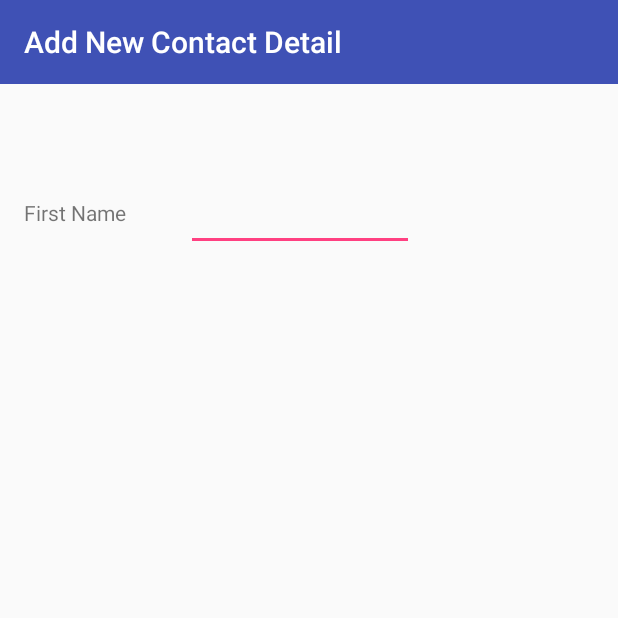
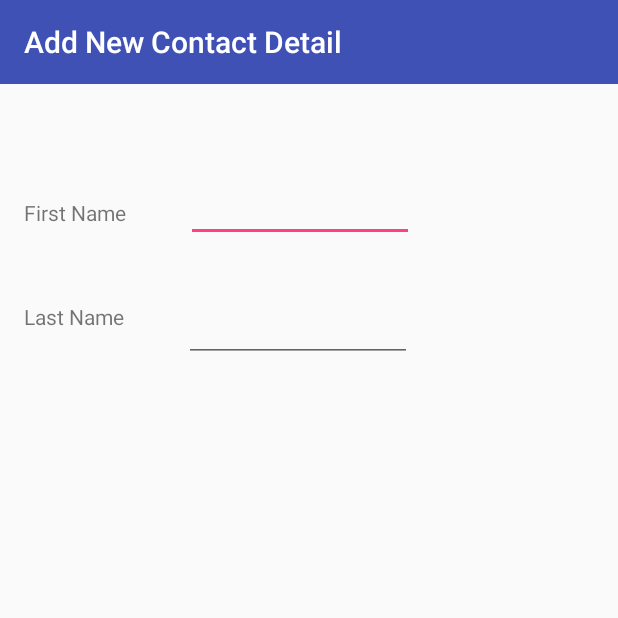
Before and after one commit to Joe7pack/GenuisPlazaList-, an Android app: the AddEmployeeActivity screen opened directly, with no data from a screen before it, on a phone screen of 412 x 824 dp, the top half of it. Run offline under Robolectric (Android 15) with nearby library versions, the phone set to English and light mode, and no system bars.

Commit message:
add last name to add employee page

```diff
--- a/GenuisPlazaList/app/src/main/res/layout/add_employee_detail.xml
+++ b/GenuisPlazaList/app/src/main/res/layout/add_employee_detail.xml
@@ -13,9 +13,8 @@
         android:background="?attr/colorPrimary"
         style="@style/AppTheme" />
 
-
     <TextView
-        android:id="@+id/textView"
+        android:id="@+id/first_name_text"
         android:layout_width="wrap_content"
         android:layout_height="wrap_content"
         android:layout_marginStart="16dp"
@@ -24,18 +23,36 @@
         app:layout_constraintStart_toStartOf="parent"
         app:layout_constraintTop_toTopOf="parent" />
 
-
     <EditText
-        android:id="@+id/editText"
+        android:id="@+id/edit_first_name"
         android:layout_width="152dp"
         android:layout_height="51dp"
         android:layout_marginStart="40dp"
-        android:layout_marginTop="116dp"
+        android:layout_marginTop="110dp"
         android:ems="10"
         android:inputType="textPersonName"
-        app:layout_constraintStart_toEndOf="@+id/textView"
+        app:layout_constraintStart_toEndOf="@+id/first_name_text"
         app:layout_constraintTop_toTopOf="parent" />
 
+    <TextView
+        android:id="@+id/last_name_text"
+        android:layout_width="wrap_content"
+        android:layout_height="wrap_content"
+        android:layout_marginStart="16dp"
+        android:layout_marginTop="50dp"
+        android:text="Last Name"
+        app:layout_constraintStart_toStartOf="parent"
+        app:layout_constraintTop_toBottomOf="@+id/first_name_text" />
 
+    <EditText
+        android:id="@+id/edit_last_name"
+        android:layout_width="152dp"
+        android:layout_height="51dp"
+        android:layout_marginStart="40dp"
+        android:layout_marginTop="190dp"
+        android:ems="10"
+        android:inputType="textPersonName"
+        app:layout_constraintStart_toEndOf="@+id/last_name_text"
+        app:layout_constraintTop_toTopOf="parent" />
 
 </android.support.constraint.ConstraintLayout>
```
